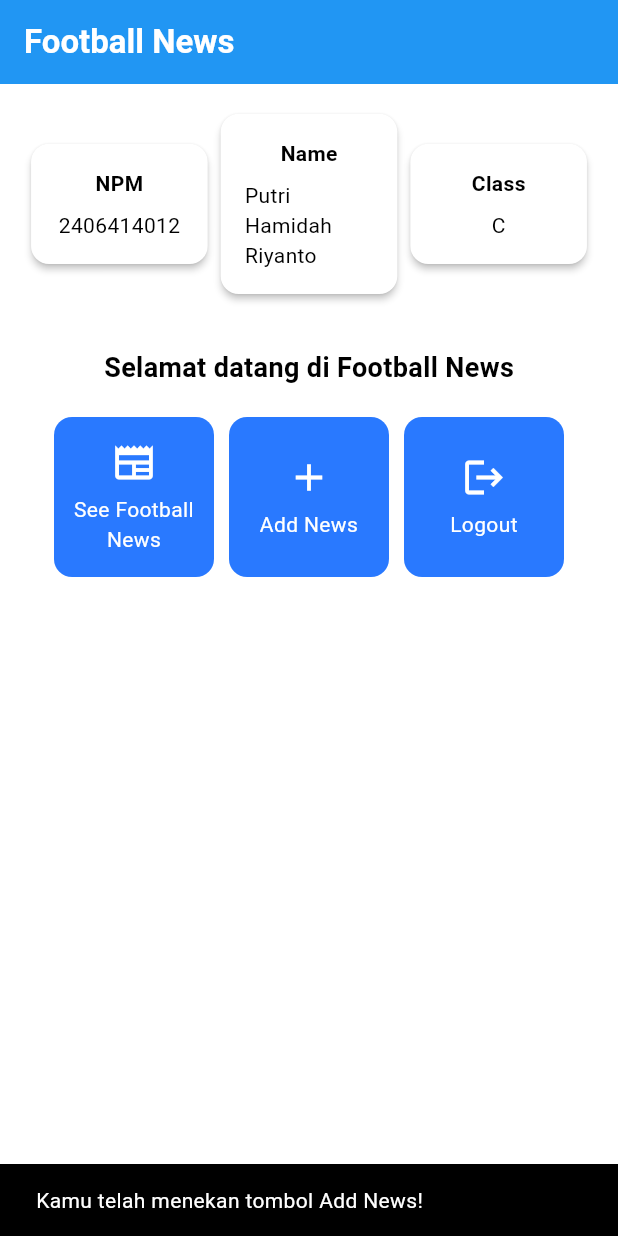
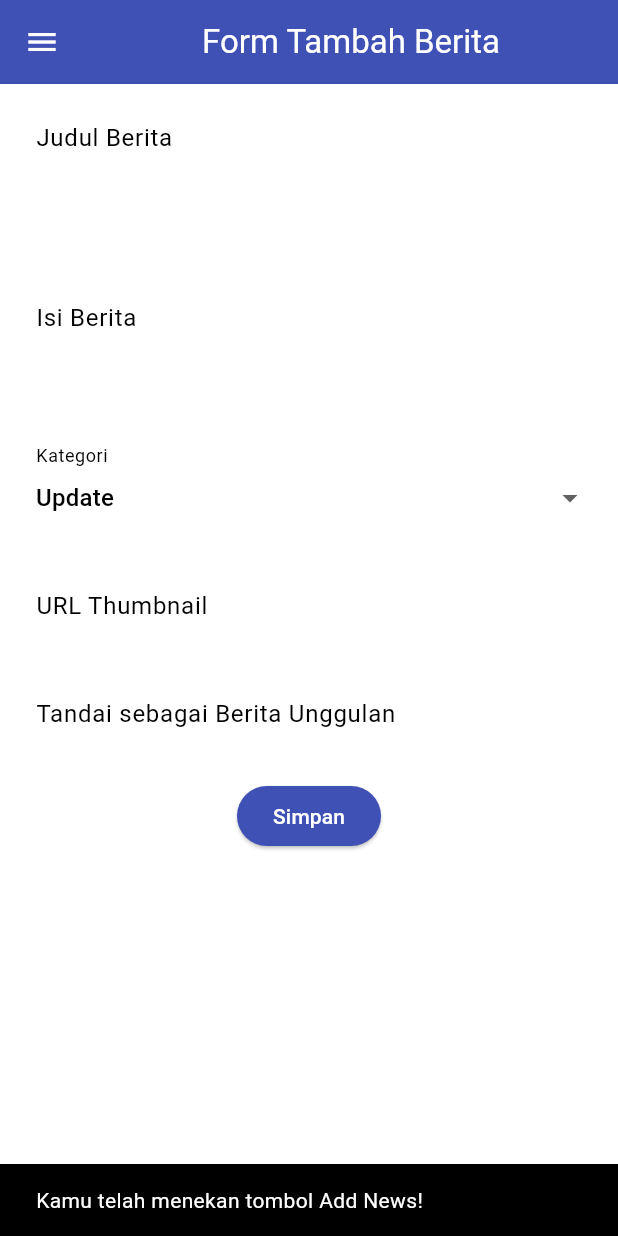
Before and after one commit to puut12/football-news-mobile, a Flutter app: the screen it shows after launch, after a tap on "Add News", on a phone screen of 412 x 824 dp. Run offline on Flutter 3.47's test engine with Material 3 defaults, Android fonts, the phone set to English and light mode, and no system bars.

Commit message:
tutorial 7 selesai

```diff
--- a/lib/main.dart
+++ b/lib/main.dart
@@ -1,5 +1,5 @@
 import 'package:flutter/material.dart';
-import 'package:football_news/menu.dart';
+import 'package:football_news/screens/menu.dart';
 
 void main() {
   runApp(const MyApp());
@@ -12,7 +12,7 @@ class MyApp extends StatelessWidget {
   @override
   Widget build(BuildContext context) {
     return MaterialApp(
-      title: 'Flutter Demo',
+      title: 'football_news',
       theme: ThemeData(
         colorScheme: ColorScheme.fromSwatch(primarySwatch: Colors.blue).copyWith(secondary: Colors.blueAccent[400]),
       ),
--- a/lib/menu.dart
+++ b/lib/screens/menu.dart
@@ -1,4 +1,6 @@
 import 'package:flutter/material.dart';
+import 'package:football_news/widgets/left_drawer.dart';
+import 'package:football_news/widgets/news_card.dart';
 
 class MyHomePage extends StatelessWidget  {
   MyHomePage({super.key});
@@ -30,6 +32,7 @@ class MyHomePage extends StatelessWidget  {
         // Warna latar belakang AppBar diambil dari skema warna tema aplikasi.
         backgroundColor: Theme.of(context).colorScheme.primary,
       ),
+      drawer: LeftDrawer(),
       // Body halaman dengan padding di sekelilingnya.
       body: Padding(
         padding: const EdgeInsets.all(16.0),
@@ -125,64 +128,3 @@ class InfoCard extends StatelessWidget {
     );
   }
 }
-
-class ItemHomepage {
- final String name;
- final IconData icon;
-
- ItemHomepage(this.name, this.icon);
-}
-
-class ItemCard extends StatelessWidget {
-  // Menampilkan kartu dengan ikon dan nama.
-
-  final ItemHomepage item;
-
-  const ItemCard(this.item, {super.key});
-
-  @override
-  Widget build(BuildContext context) {
-    return Material(
-      // Menentukan warna latar belakang dari tema aplikasi.
-      color: Theme.of(context).colorScheme.secondary,
-      // Membuat sudut kartu melengkung.
-      borderRadius: BorderRadius.circular(12),
-
-      child: InkWell(
-        // Aksi ketika kartu ditekan.
-        onTap: () {
-          // Menampilkan pesan SnackBar saat kartu ditekan.
-          ScaffoldMessenger.of(context)
-            ..hideCurrentSnackBar()
-            ..showSnackBar(
-              SnackBar(content: Text("Kamu telah menekan tombol ${item.name}!"))
-            );
-        },
-        // Container untuk menyimpan Icon dan Text
-        child: Container(
-          padding: const EdgeInsets.all(8),
-          child: Center(
-            child: Column(
-              // Menyusun ikon dan teks di tengah kartu.
-              mainAxisAlignment: MainAxisAlignment.center,
-              children: [
-                Icon(
-                  item.icon,
-                  color: Colors.white,
-                  size: 30.0,
-                ),
-                const Padding(padding: EdgeInsets.all(3)),
-                Text(
-                  item.name,
-                  textAlign: TextAlign.center,
-                  style: const TextStyle(color: Colors.white),
-                ),
-              ],
-            ),
-          ),
-        ),
-      ),
-    );
-  }
-
-}
--- /dev/null
+++ b/lib/screens/newslist_form.dart
@@ -0,0 +1,215 @@
+import 'package:flutter/material.dart';
+// TODO: Impor drawer yang sudah dibuat sebelumnya
+import 'package:football_news/widgets/left_drawer.dart';
+
+class NewsFormPage extends StatefulWidget {
+    const NewsFormPage({super.key});
+
+    @override
+    State<NewsFormPage> createState() => _NewsFormPageState();
+}
+
+class _NewsFormPageState extends State<NewsFormPage> {
+    final _formKey = GlobalKey<FormState>();
+    String _title = "";
+    String _content = "";
+    String _category = "update"; // default
+    String _thumbnail = "";
+    bool _isFeatured = false; // default
+
+    final List<String> _categories = [
+      'transfer',
+      'update',
+      'exclusive',
+      'match',
+      'rumor',
+      'analysis',
+    ];
+    @override
+    Widget build(BuildContext context) {
+        return Scaffold(
+        appBar: AppBar(
+          title: const Center(
+            child: Text(
+              'Form Tambah Berita',
+            ),
+          ),
+          backgroundColor: Colors.indigo,
+          foregroundColor: Colors.white,
+        ),
+        // TODO: Tambahkan drawer yang sudah dibuat di sini
+        drawer: LeftDrawer(),
+        body: Form(
+          key: _formKey,
+          child: SingleChildScrollView(
+            child: Column(
+              crossAxisAlignment: CrossAxisAlignment.start,
+              children:[
+                // === Title ===
+                Padding(
+                  padding: const EdgeInsets.all(8.0),
+                  child: TextFormField(
+                    decoration: InputDecoration(
+                      hintText: "Judul Berita",
+                      labelText: "Judul Berita",
+                      border: OutlineInputBorder(
+                        borderRadius: BorderRadius.circular(5.0),
+                      ),
+                    ),
+                    onChanged: (String? value) {
+                      setState(() {
+                        _title = value!;
+                      });
+                    },
+                    validator: (String? value) {
+                      if (value == null || value.isEmpty) {
+                        return "Judul tidak boleh kosong!";
+                      }
+                      return null;
+                    },
+                  ),
+                ),
+                // === Content ===
+                Padding(
+                  padding: const EdgeInsets.all(8.0),
+                  child: TextFormField(
+                    maxLines: 5,
+                    decoration: InputDecoration(
+                      hintText: "Isi Berita",
+                      labelText: "Isi Berita",
+                      border: OutlineInputBorder(
+                        borderRadius: BorderRadius.circular(5.0),
+                      ),
+                    ),
+                    onChanged: (String? value) {
+                      setState(() {
+                        _content = value!;
+                      });
+                    },
+                    validator: (String? value) {
+                      if (value == null || value.isEmpty) {
+                        return "Isi berita tidak boleh kosong!";
+                      }
+                      return null;
+                    },
+                  ),
+                ),
+
+                // === Category ===
+                Padding(
+                  padding: const EdgeInsets.all(8.0),
+                  child: DropdownButtonFormField<String>(
+                    decoration: InputDecoration(
+                      labelText: "Kategori",
+                      border: OutlineInputBorder(
+                        borderRadius: BorderRadius.circular(5.0),
+                      ),
+                    ),
+                    value: _category,
+                    items: _categories
+                        .map((cat) => DropdownMenuItem(
+                              value: cat,
+                              child: Text(
+                                  cat[0].toUpperCase() + cat.substring(1)),
+                            ))
+                        .toList(),
+                    onChanged: (String? newValue) {
+                      setState(() {
+                        _category = newValue!;
+                      });
+                    },
+                  ),
+                ),
+
+                // === Thumbnail URL ===
+                Padding(
+                  padding: const EdgeInsets.all(8.0),
+                  child: TextFormField(
+                    decoration: InputDecoration(
+                      hintText: "URL Thumbnail (opsional)",
+                      labelText: "URL Thumbnail",
+                      border: OutlineInputBorder(
+                        borderRadius: BorderRadius.circular(5.0),
+                      ),
+                    ),
+                    onChanged: (String? value) {
+                      setState(() {
+                        _thumbnail = value!;
+                      });
+                    },
+                  ),
+                ),
+
+                // === Is Featured ===
+                Padding(
+                  padding: const EdgeInsets.all(8.0),
+                  child: SwitchListTile(
+                    title: const Text("Tandai sebagai Berita Unggulan"),
+                    value: _isFeatured,
+                    onChanged: (bool value) {
+                      setState(() {
+                        _isFeatured = value;
+                      });
+                    },
+                  ),
+                ),
+
+                // === Tombol Simpan ===
+                Align(
+                  alignment: Alignment.bottomCenter,
+                  child: Padding(
+                    padding: const EdgeInsets.all(8.0),
+                    child: ElevatedButton(
+                      style: ButtonStyle(
+                        backgroundColor:
+                            MaterialStateProperty.all(Colors.indigo),
+                      ),
+                      onPressed: () {
+                        if (_formKey.currentState!.validate()) {
+                          showDialog(
+                            context: context,
+                            builder: (context) {
+                              return AlertDialog(
+                                title: const Text('Berita berhasil disimpan!'),
+                                content: SingleChildScrollView(
+                                  child: Column(
+                                    crossAxisAlignment:
+                                        CrossAxisAlignment.start,
+                                    children: [
+                                      Text('Judul: $_title'),
+                                      Text('Isi: $_content'),
+                                      Text('Kategori: $_category'),
+                                      Text('Thumbnail: $_thumbnail'),
+                                      Text(
+                                          'Unggulan: ${_isFeatured ? "Ya" : "Tidak"}'),
+                                    ],
+                                  ),
+                                ),
+                                actions: [
+                                  TextButton(
+                                    child: const Text('OK'),
+                                    onPressed: () {
+                                      Navigator.pop(context);
+                                    },
+                                  ),
+                                ],
+                              );
+                            },
+                          );
+                          _formKey.currentState!.reset();
+                        }
+                      },
+                      child: const Text(
+                        "Simpan",
+                        style: TextStyle(color: Colors.white),
+                      ),
+                    ),
+                  ),
+                ),
+              ],
+            ),
+          ),
+        ),
+      );
+    }
+}
--- /dev/null
+++ b/lib/widgets/left_drawer.dart
@@ -0,0 +1,83 @@
+import 'package:flutter/material.dart';
+import 'package:football_news/screens/menu.dart';
+import 'package:football_news/screens/newslist_form.dart';
+
+class LeftDrawer extends StatelessWidget {
+  const LeftDrawer({super.key});
+
+  @override
+  Widget build(BuildContext context) {
+    return Drawer(
+      child: ListView(
+        children: [
+          const DrawerHeader(
+            // TODO: Bagian drawer header
+            decoration: BoxDecoration(
+              color: Colors.blue,
+            ),
+            child: Column(
+              children: [
+                Text(
+                  'Football News',
+                  textAlign: TextAlign.center,
+                  style: TextStyle(
+                    fontSize: 30,
+                    fontWeight: FontWeight.bold,
+                    color: Colors.white,
+                  ),
+                ),
+                Padding(padding: EdgeInsets.all(10)),
+                Text("Seluruh berita sepak bola terkini di sini!",
+                  // TODO: Tambahkan gaya teks dengan center alignment, font ukuran 15, warna putih, dan weight biasa
+                  textAlign: TextAlign.center,
+                  style: TextStyle(
+                    fontSize: 15,
+                    color: Colors.white,
+                    fontWeight: FontWeight.normal,
+                  ),
+                ),
+              ],
+            ),
+          ),
+          // TODO: Bagian routing
+          ListTile(
+            leading: const Icon(Icons.home_outlined),
+            title: const Text('Home'),
+            // Bagian redirection ke MyHomePage
+            onTap: () {
+              Navigator.pushReplacement(
+                  context,
+                  MaterialPageRoute(
+                    builder: (context) => MyHomePage(),
+                  ));
+            },
+          ),
+          ListTile(
+            leading: const Icon(Icons.post_add),
+            title: const Text('Add News'),
+            // Bagian redirection ke NewsFormPage
+            onTap: () {
+              /*
+              TODO: Buatlah routing ke NewsFormPage di sini,
+              setelah halaman NewsFormPage sudah dibuat.
+              */
+              Navigator.pushReplacement(
+                  context,
+                  MaterialPageRoute(
+                    builder: (context) => const NewsFormPage(),
+                  ));
+            },
+          ),
+          // TODO: Buat ListTile baru untuk ke halaman melihat news
+          ListTile(
+            leading: const Icon(Icons.article_outlined),
+            title: const Text('View News'),
+            // Bagian redirection ke NewsListPage
+            onTap: () {
+            },
+          ),
+        ],
+      ),
+    );
+  }
+}
--- /dev/null
+++ b/lib/widgets/news_card.dart
@@ -0,0 +1,73 @@
+import 'package:flutter/material.dart';
+import 'package:football_news/screens/newslist_form.dart';
+
+class ItemCard extends StatelessWidget {
+  // Menampilkan kartu dengan ikon dan nama.
+
+  final ItemHomepage item;
+
+  const ItemCard(this.item, {super.key});
+
+  @override
+  Widget build(BuildContext context) {
+    return Material(
+      // Menentukan warna latar belakang dari tema aplikasi.
+      color: Theme.of(context).colorScheme.secondary,
+      // Membuat sudut kartu melengkung.
+      borderRadius: BorderRadius.circular(12),
+
+      child: InkWell(
+        // Aksi ketika kartu ditekan.
+        onTap: () {
+          // Menampilkan pesan SnackBar saat kartu ditekan.
+          ScaffoldMessenger.of(context)
+            ..hideCurrentSnackBar()
+            ..showSnackBar(
+              SnackBar(content: Text("Kamu telah menekan tombol ${item.name}!"))
+            );
+          // Navigate ke route yang sesuai (tergantung jenis tombol)
+          if (item.name == "Add News") {
+            // TODO: Gunakan Navigator.push untuk melakukan navigasi ke MaterialPageRoute yang mencakup NewsFormPage.
+            Navigator.push(
+              context,
+              MaterialPageRoute(
+                builder: (context) => const NewsFormPage(),
+              ),
+            );
+          }
+        },
+        // Container untuk menyimpan Icon dan Text
+        child: Container(
+          padding: const EdgeInsets.all(8),
+          child: Center(
+            child: Column(
+              // Menyusun ikon dan teks di tengah kartu.
+              mainAxisAlignment: MainAxisAlignment.center,
+              children: [
+                Icon(
+                  item.icon,
+                  color: Colors.white,
+                  size: 30.0,
+                ),
+                const Padding(padding: EdgeInsets.all(3)),
+                Text(
+                  item.name,
+                  textAlign: TextAlign.center,
+                  style: const TextStyle(color: Colors.white),
+                ),
+              ],
+            ),
+          ),
+        ),
+      ),
+    );
+  }
+
+}
+
+class ItemHomepage {
+ final String name;
+ final IconData icon;
+
+ ItemHomepage(this.name, this.icon);
+}
```
